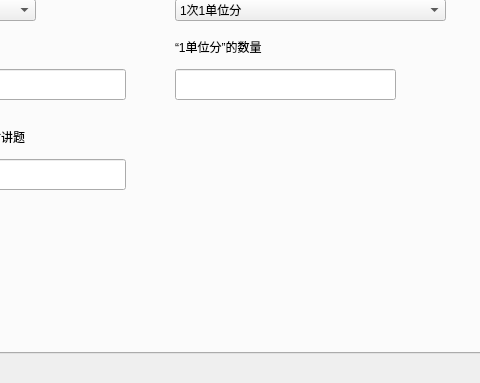
Above: ui/debug.ui from link-fgfgui/question-points before the change; both pictures show x 237 to 717 and y 217 to 600 of the 800 by 600 pixel window. Below: the same form after it.
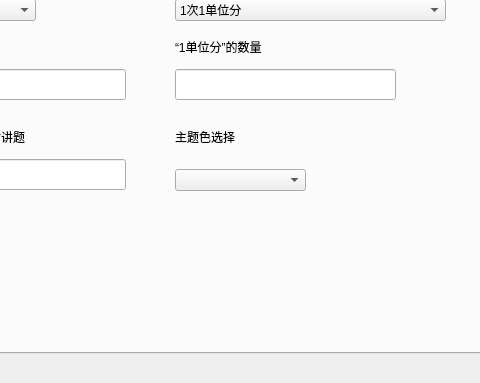
That is the form after the change.

Diff of the .ui file:
```diff
--- a/ui/debug.ui
+++ b/ui/debug.ui
@@ -282,6 +282,29 @@
       <string>最多几组同学同时讲题</string>
      </property>
     </widget>
+    <widget class="QComboBox" name="comboBox_3">
+     <property name="geometry">
+      <rect>
+       <x>390</x>
+       <y>350</y>
+       <width>131</width>
+       <height>22</height>
+      </rect>
+     </property>
+    </widget>
+    <widget class="QLabel" name="label_10">
+     <property name="geometry">
+      <rect>
+       <x>390</x>
+       <y>310</y>
+       <width>101</width>
+       <height>16</height>
+      </rect>
+     </property>
+     <property name="text">
+      <string>主题色选择</string>
+     </property>
+    </widget>
    </widget>
    <widget class="QWidget" name="tab_4">
     <attribute name="title">
```
